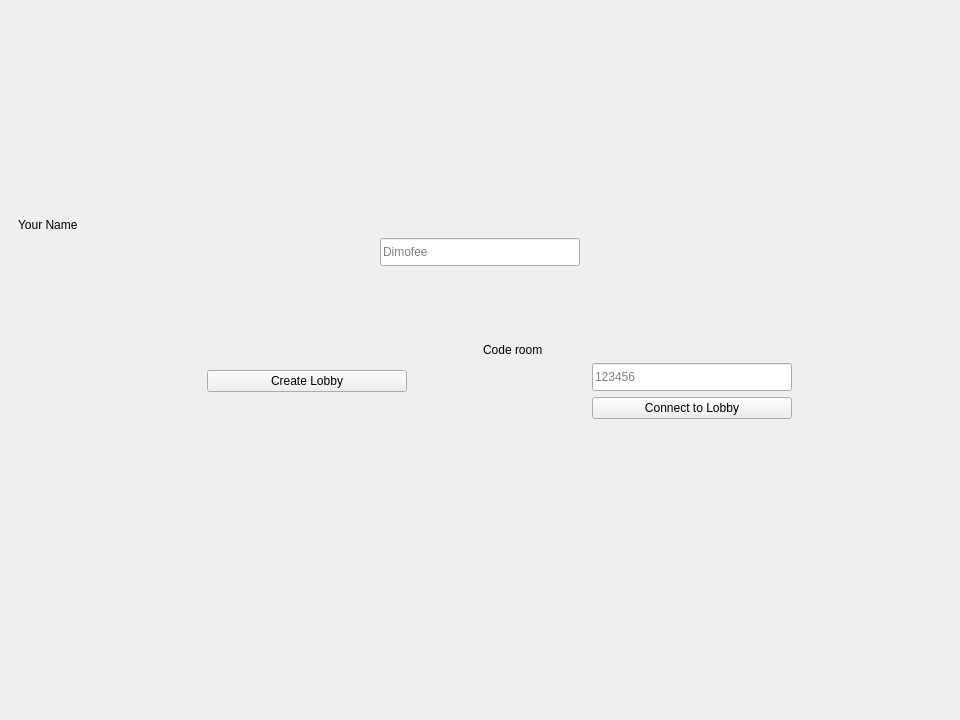
Above: Sea_Battle_Client/UI/mainwindow.ui from Bananka123321/Sea_Battle before the change. Below: the same form after it.
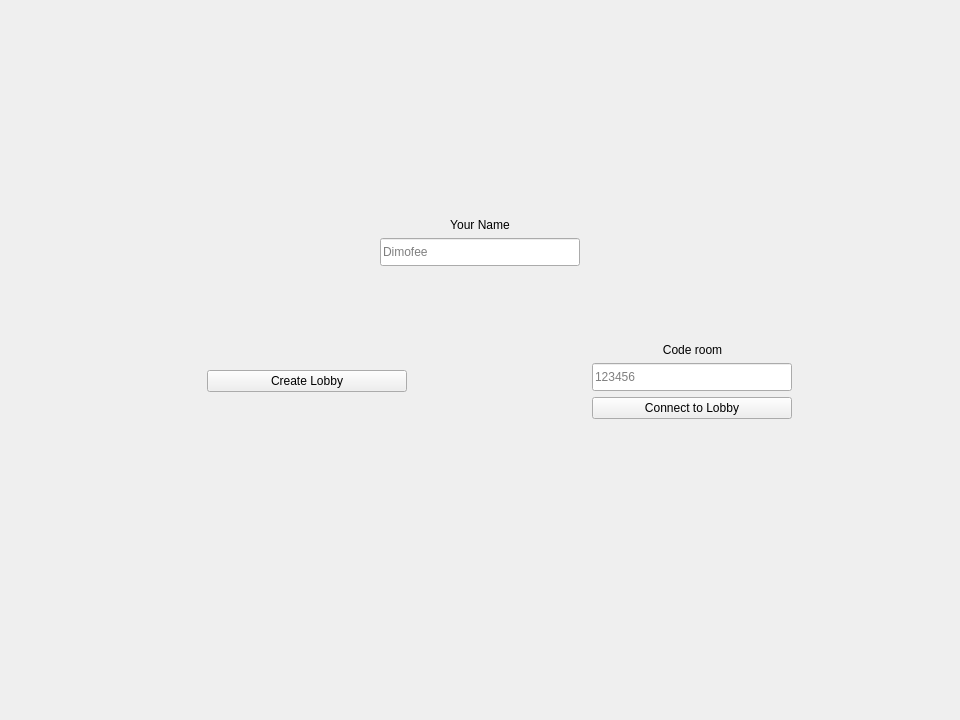
That is the form after the change. The open tabs and pages were chosen to show the change. Icons and pictures are not drawn.

```diff
--- a/Sea_Battle_Client/UI/mainwindow.ui
+++ b/Sea_Battle_Client/UI/mainwindow.ui
@@ -47,6 +47,9 @@
            <layout class="QVBoxLayout" name="verticalLayout_2">
             <item>
              <spacer name="verticalSpacer_3">
+              <property name="orientation">
+               <enum>Qt::Vertical</enum>
+              </property>
               <property name="sizeHint" stdset="0">
                <size>
                 <width>20</width>
@@ -57,6 +60,9 @@
             </item>
             <item>
              <spacer name="verticalSpacer_5">
+              <property name="orientation">
+               <enum>Qt::Vertical</enum>
+              </property>
               <property name="sizeHint" stdset="0">
                <size>
                 <width>20</width>
@@ -67,6 +73,9 @@
             </item>
             <item>
              <spacer name="verticalSpacer_6">
+              <property name="orientation">
+               <enum>Qt::Vertical</enum>
+              </property>
               <property name="sizeHint" stdset="0">
                <size>
                 <width>20</width>
@@ -77,6 +86,9 @@
             </item>
             <item>
              <spacer name="verticalSpacer_8">
+              <property name="orientation">
+               <enum>Qt::Vertical</enum>
+              </property>
               <property name="sizeHint" stdset="0">
                <size>
                 <width>20</width>
@@ -87,6 +99,9 @@
             </item>
             <item>
              <spacer name="verticalSpacer_4">
+              <property name="orientation">
+               <enum>Qt::Vertical</enum>
+              </property>
               <property name="sizeHint" stdset="0">
                <size>
                 <width>20</width>
@@ -106,6 +121,9 @@
               <property name="text">
                <string>Your Name</string>
               </property>
+              <property name="alignment">
+               <set>Qt::AlignCenter</set>
+              </property>
              </widget>
             </item>
             <item>
@@ -161,6 +179,9 @@
           </item>
           <item>
            <spacer name="verticalSpacer_2">
+            <property name="orientation">
+             <enum>Qt::Vertical</enum>
+            </property>
             <property name="sizeHint" stdset="0">
              <size>
               <width>20</width>
@@ -355,10 +376,16 @@
                 <property name="text">
                  <string>Code room</string>
                 </property>
+                <property name="alignment">
+                 <set>Qt::AlignCenter</set>
+                </property>
                </widget>
               </item>
               <item row="1" column="1">
                <spacer name="horizontalSpacer_12">
+                <property name="orientation">
+                 <enum>Qt::Vertical</enum>
+                </property>
                 <property name="sizeHint" stdset="0">
                  <size>
                   <width>40</width>
@@ -373,6 +400,9 @@
           </item>
           <item>
            <spacer name="verticalSpacer_10">
+            <property name="orientation">
+             <enum>Qt::Vertical</enum>
+            </property>
             <property name="sizeHint" stdset="0">
              <size>
               <width>20</width>
@@ -383,6 +413,9 @@
           </item>
           <item>
            <spacer name="verticalSpacer_11">
+            <property name="orientation">
+             <enum>Qt::Vertical</enum>
+            </property>
             <property name="sizeHint" stdset="0">
              <size>
               <width>20</width>
@@ -393,6 +426,9 @@
           </item>
           <item>
            <spacer name="verticalSpacer">
+            <property name="orientation">
+             <enum>Qt::Vertical</enum>
+            </property>
             <property name="sizeHint" stdset="0">
              <size>
               <width>20</width>
@@ -403,6 +439,9 @@
           </item>
           <item>
            <spacer name="verticalSpacer_9">
+            <property name="orientation">
+             <enum>Qt::Vertical</enum>
+            </property>
             <property name="sizeHint" stdset="0">
              <size>
               <width>20</width>
```
Left out of the diff: 41 changed lines with no effect on the pictures.
